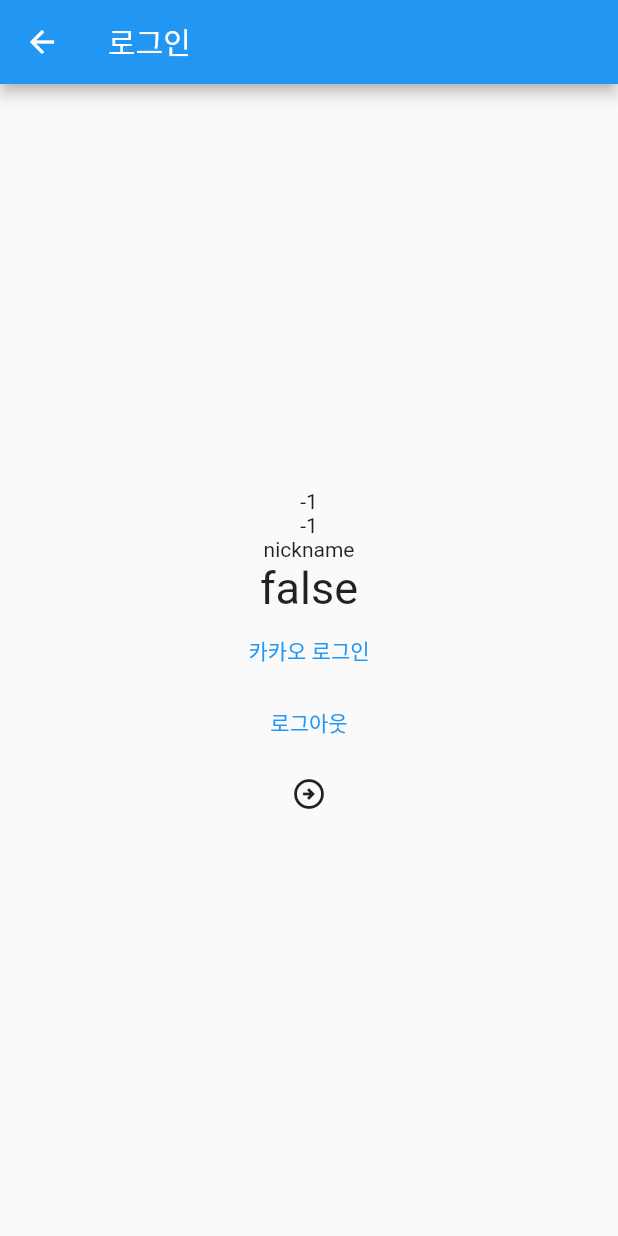
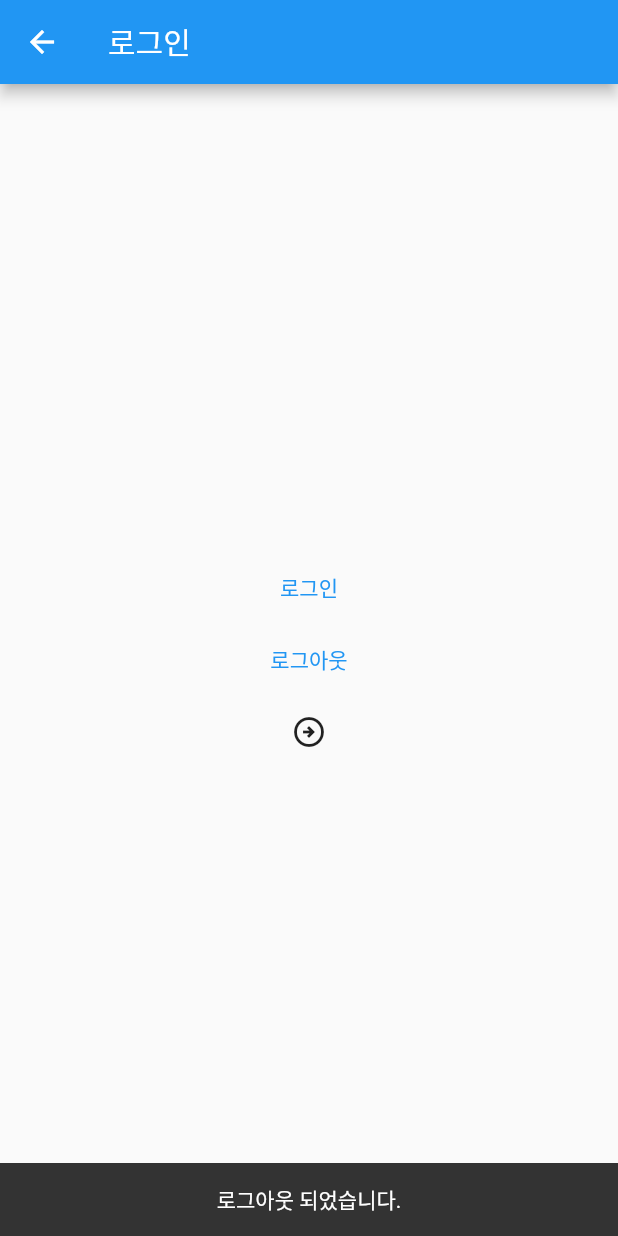
Before and after one commit to cloneot/madcamp-project2, a Flutter app: the LoginScreen screen opened by its route, after a tap on "로그아웃", on a phone screen of 412 x 824 dp. Run offline on Flutter 3.47's test engine with Material 2 defaults, Android fonts, the phone set to English and light mode, and no system bars; our stand-ins replace dio, fluttertoast, socket_io_client; missing offline and left inert: kakao_flutter_sdk_common, kakao_flutter_sdk_user.

Commit message:
feat(login, user_info): add ui

```diff
--- a/lib/kakao_user_view_model.dart
+++ b/lib/kakao_user_view_model.dart
@@ -20,4 +20,8 @@ class KakaoUserViewModel {
     user = null;
     await _kakaoLogin.logout();
   }
+
+  Future getUser() async {
+    return await UserApi.instance.me();
+  }
 }
--- a/lib/main.dart
+++ b/lib/main.dart
@@ -38,7 +38,7 @@ class MyApp extends StatelessWidget {
         GameWaitingRoomScreen.routeName: (context) =>
             const GameWaitingRoomScreen(),
       },
-      initialRoute: GameScreen.routeName,
+      initialRoute: LoginScreen.routeName,
     );
   }
 }
--- a/lib/screens/login_screen.dart
+++ b/lib/screens/login_screen.dart
@@ -1,9 +1,9 @@
 import 'dart:convert';
 
 import 'package:flutter/material.dart';
+import 'package:madcamp_project2/utils/http_utils.dart';
 
 import '../kakao_user_view_model.dart';
-import '../utils/http_utils.dart';
 import '../utils/kakao_login.dart';
 import 'main_menu_screen.dart';
 
@@ -16,69 +16,110 @@ class LoginScreen extends StatefulWidget {
 }
 
 class _LoginScreenState extends State<LoginScreen> {
+  bool loading = false;
   final kakaoUserViewModel = KakaoUserViewModel(KakaoLogin());
 
   @override
   Widget build(BuildContext context) {
-    print('rebuild!');
-    if (kakaoUserViewModel.isLogined) {
-      try {
-        final int id = kakaoUserViewModel.user!.id;
-        final String nickname =
-            kakaoUserViewModel.user!.kakaoAccount!.profile!.nickname!;
+    // print('rebuild!');
+    // if (kakaoUserViewModel.isLogined) {
+    //   try {
+    //     final int id = kakaoUserViewModel.user!.id;
+    //     final String nickname =
+    //         kakaoUserViewModel.user!.kakaoAccount!.profile!.nickname!;
+    //     print('id: $id');
+    //     print('nickname: $nickname');
 
-        const JsonCodec json = JsonCodec();
-        final dynamic data = json.encode({'username': nickname});
+    //     const JsonCodec json = JsonCodec();
+    //     final dynamic data = json.encode({'username': nickname});
 
-        // print(queryParameter);
-        HttpUtil().put('/users/$id', data: data);
-        Navigator.pushNamed(context, MainMenuScreen.routeName);
-      } catch (e) {
-        // print('error: $e');
-        print('isLogined: true, but cannot get user.id');
-      }
-    }
+    //     // print(queryParameter);
+    //     HttpUtil().put('/users/$id', data: data);
+    //     if (kakaoUserViewModel.isLogined) {
+    //       Navigator.pushNamed(context, MainMenuScreen.routeName);
+    //     }
+    //   } catch (e) {
+    //     // print('error: $e');
+    //     print('isLogined: true, but cannot get user.id');
+    //   }
+    // }
 
     return Scaffold(
       appBar: AppBar(
         title: const Text('로그인'),
       ),
       body: Center(
-        child: Column(
+        child: loading
+            ? const CircularProgressIndicator()
+            : Column(
                 mainAxisAlignment: MainAxisAlignment.center,
                 children: [
-            Text(kakaoUserViewModel.user?.id.toString() ?? '-1'),
-            Text(kakaoUserViewModel.user?.toJson().toString() ?? '-1'),
-            Text(kakaoUserViewModel.user?.kakaoAccount?.profile?.nickname ??
-                'nickname'),
-            // Image.network(
-            //     kakaoUserViewModel.user?.kakaoAccount?.profile?.thumbnailImageUrl ?? ''),
-            Text(
-              '${kakaoUserViewModel.isLogined}',
-              style: const TextStyle(fontSize: 30),
+                  TextButton(
+                    onPressed: () async {
+                      setState(() {
+                        loading = true;
+                      });
+                      await kakaoUserViewModel.login();
+                      if (kakaoUserViewModel.isLogined) {
+                        try {
+                          final int id = kakaoUserViewModel.user!.id;
+                          final String nickname = kakaoUserViewModel
+                              .user!.kakaoAccount!.profile!.nickname!;
+                          print('id: $id');
+                          print('nickname: $nickname');
+
+                          const JsonCodec json = JsonCodec();
+                          final dynamic data =
+                              json.encode({'username': nickname});
+                          print('data: $data');
+
+                          // print(queryParameter);
+                          await HttpUtil().put('/users/$id', data: data);
+                          if (kakaoUserViewModel.isLogined) {
+                            if (!mounted) return;
+
+                            ScaffoldMessenger.of(context).showSnackBar(
+                              const SnackBar(
+                                content: Center(
+                                  child: Text('로그인 되었습니다'),
+                                ),
+                                duration: Duration(milliseconds: 1000),
+                              ),
+                            );
+                            Navigator.pushNamed(
+                                context, MainMenuScreen.routeName);
+                          }
+                        } catch (e) {
+                          print('error: $e');
+                        }
+                      }
+                      setState(() {
+                        loading = false;
+                      });
+                    },
+                    child: const Text('로그인'),
                   ),
                   TextButton(
                     onPressed: () async {
-                await kakaoUserViewModel.login();
-                if (kakaoUserViewModel.isLogined) {
-                  setState(() {});
-                  print(kakaoUserViewModel.user?.toJson());
-                  // Navigator.pushNamed(context, MainMenuScreen.routeName);
-                }
-              },
-              child: const Text('카카오 로그인'),
+                      setState(() {
+                        loading = true;
+                      });
+                      await kakaoUserViewModel.logout();
+                      ScaffoldMessenger.of(context).showSnackBar(
+                        const SnackBar(
+                          content: Center(child: Text('로그아웃 되었습니다.')),
+                          duration: Duration(milliseconds: 1000),
                         ),
-            TextButton(
-              onPressed: () async {
-                await kakaoUserViewModel.logout();
-                print('log out ! ');
-                setState(() {});
+                      );
+                      setState(() {
+                        loading = false;
+                      });
                     },
                     child: const Text('로그아웃'),
                   ),
                   IconButton(
                     onPressed: () {
-                // Navigator.pushNamed(context, MainMenuScreen.routeName);
+                      Navigator.pushNamed(context, MainMenuScreen.routeName);
                     },
                     icon: const Icon(Icons.arrow_circle_right_outlined),
                   ),
--- a/lib/utils/http_utils.dart
+++ b/lib/utils/http_utils.dart
@@ -8,8 +8,8 @@ class HttpUtil {
 
   HttpUtil._internal() {
     BaseOptions options = BaseOptions(
-      baseUrl: "http://172.10.5.98:80",
-      // baseUrl: "http://172.10.5.113:80",
+      // baseUrl: "http://172.10.5.98:80",
+      baseUrl: "http://172.10.5.113:80",
       // baseUrl: "http://localhost:80",
       connectTimeout: const Duration(milliseconds: 5000),
       receiveTimeout: const Duration(milliseconds: 3000),
@@ -91,7 +91,6 @@ class HttpUtil {
     requestOptions.headers = requestOptions.headers ?? {};
 
     print(data);
-    print(queryParameters);
     var response = await dio.put(
       path,
       data: data,
@@ -99,6 +98,7 @@ class HttpUtil {
       options: requestOptions,
       // cancelToken: cancelToken,
     );
+    print('response.data: ${response.data}');
     return response.data;
   }
 }
--- a/lib/utils/kakao_login.dart
+++ b/lib/utils/kakao_login.dart
@@ -9,7 +9,7 @@ class KakaoLogin {
           await UserApi.instance.loginWithKakaoTalk();
           print('카카오톡으로 로그인 성공');
         } catch (err) {
-          print('카카오톡으로 로그인 실패 $err');
+          print('카카오톡으로 로그인 실패1');
           return false;
         }
       } else {
@@ -17,8 +17,8 @@ class KakaoLogin {
           await UserApi.instance.loginWithKakaoAccount();
           print('카카오계정으로 로그인 성공');
         } catch (err) {
-          print(err);
-          print('카카오계정으로 로그인 실패 $err');
+          // print(err);
+          print('카카오계정으로 로그인 실패2');
           return false;
         }
       }
@@ -34,7 +34,8 @@ class KakaoLogin {
       await UserApi.instance.unlink();
       return true;
     } catch (err) {
-      print(err);
+      // print(err);
+      print('logout failed!');
       return false;
     }
   }
--- a/lib/widgets/create_room_form.dart
+++ b/lib/widgets/create_room_form.dart
@@ -1,6 +1,5 @@
 import 'package:flutter/material.dart';
 import 'package:madcamp_project2/resources/socket_methods.dart';
-import 'package:madcamp_project2/screens/game_screen.dart';
 import 'package:fluttertoast/fluttertoast.dart';
 
 class CreateRoomForm extends StatefulWidget {
@@ -67,8 +66,7 @@ class _CreateRoomFormState extends State<CreateRoomForm> {
                       timeInSecForIosWeb: 1,
                       backgroundColor: Colors.red,
                       textColor: Colors.white,
-                      fontSize: 16.0
-                  );
+                      fontSize: 16.0);
 
                   //서버에 방 생성 요청
                   _socketMethods.createRoom(roomName);
```
Also changed, not shown: lib/models/users.dart (+5 -5 lines), lib/screens/main_menu_screen.dart (+7 -0 lines), lib/screens/user_info_screen.dart (+56 -54 lines). Lines whose indentation alone changed are shown as unchanged.
